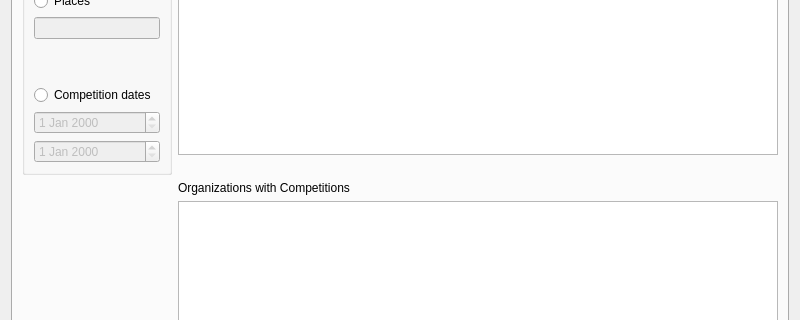
The window that maintabwindow.ui (application-developer-DA/db-course) describes before a commit, drawn with Qt 5; both pictures show x 0 to 800 and y 186 to 506 of the 800 by 600 pixel window.
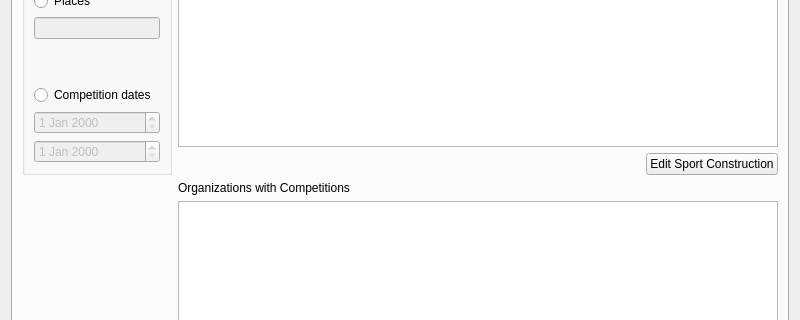
The same window after the commit. The open tabs and pages were chosen to show the change.

Patch:
```diff
--- a/maintabwindow.ui
+++ b/maintabwindow.ui
@@ -514,6 +514,13 @@
              </property>
             </spacer>
            </item>
+           <item>
+            <widget class="QPushButton" name="editSportConstructionBtn">
+             <property name="text">
+              <string>Edit Sport Construction</string>
+             </property>
+            </widget>
+           </item>
           </layout>
          </item>
         </layout>
```
Left out of the diff: 2 changed lines with no effect on the pictures.
